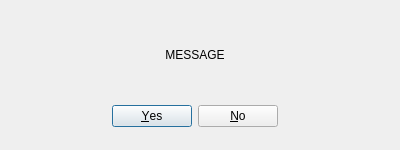
This is src/mvrgx/gui/asset/dialog_yesno.ui in svioletg/mvrgx as Qt 5 draws it before an edit. The edited form follows.
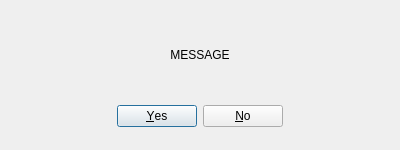
This is the edited form.

What changed in the file:
```diff
--- a/src/mvrgx/gui/asset/dialog_yesno.ui
+++ b/src/mvrgx/gui/asset/dialog_yesno.ui
@@ -18,7 +18,7 @@
     <rect>
      <x>20</x>
      <y>100</y>
-     <width>350</width>
+     <width>360</width>
      <height>32</height>
     </rect>
    </property>
@@ -37,7 +37,7 @@
     <rect>
      <x>20</x>
      <y>20</y>
-     <width>350</width>
+     <width>360</width>
      <height>70</height>
     </rect>
    </property>
```
